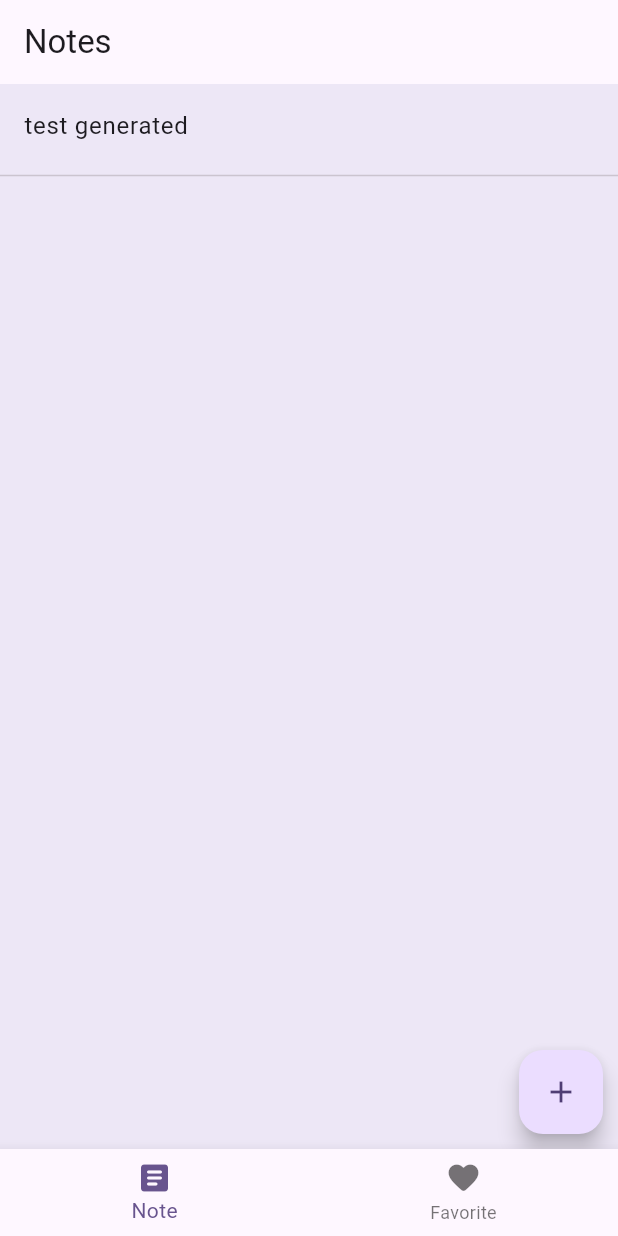
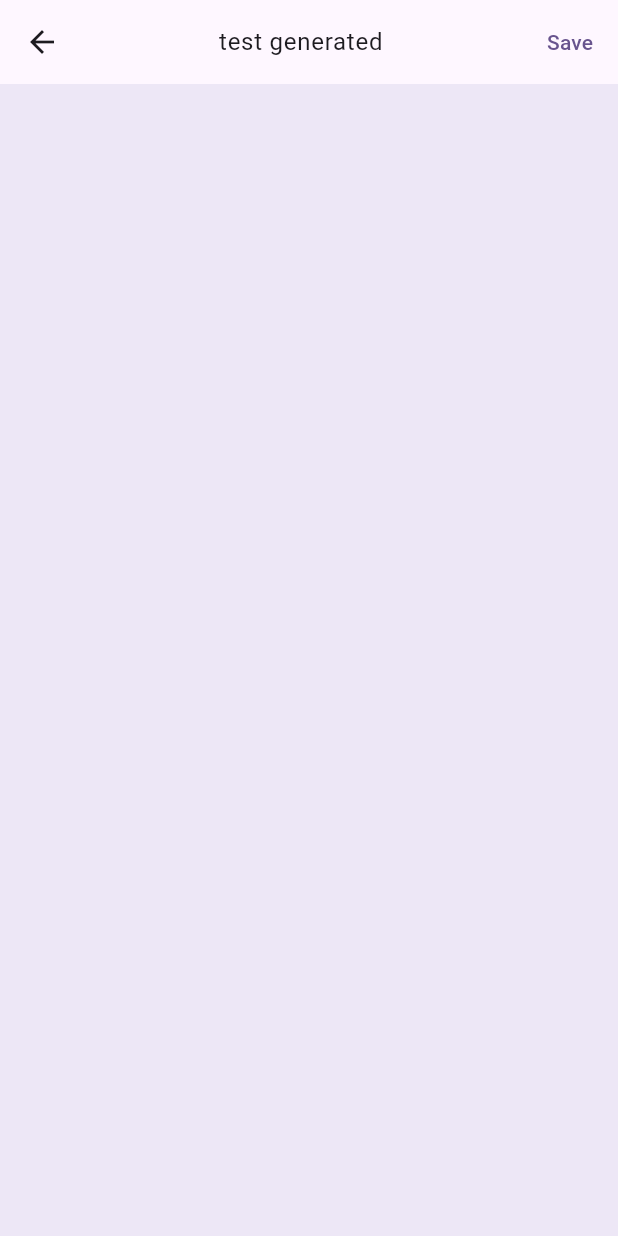
Before and after one commit to sheguloves/flutter_practice, a Flutter app: the screen it shows after launch, after a tap on the "add" icon, after a tap on "test generated", on a phone screen of 412 x 824 dp. Run offline on Flutter 3.47's test engine with Material 3 defaults, Android fonts, the phone set to English and light mode, and no system bars.

Commit message:
Add note detail view

```diff
--- /dev/null
+++ b/lib/components/note_page/note_detail.dart
@@ -0,0 +1,71 @@
+import 'package:flutter/material.dart';
+import 'package:note_demo/models/note.dart';
+
+class NoteDetail extends StatefulWidget {
+  const NoteDetail({required this.note, super.key });
+
+  final Note note;
+
+  @override
+  NoteDetailState createState() => NoteDetailState();
+}
+
+class NoteDetailState extends State<NoteDetail> {
+
+  final TextEditingController _controller = TextEditingController();
+  final TextEditingController _titleController = TextEditingController();
+
+  @override
+  void initState() {
+    super.initState();
+    _controller.text = widget.note.content;
+    _titleController.text = widget.note.title;
+  }
+
+  @override
+  Widget build(BuildContext context) {
+    return Scaffold(
+      appBar: AppBar(
+        title: TextField(
+          textAlign: TextAlign.center,
+          maxLines: 1,
+          controller: _titleController,
+          decoration: const InputDecoration(
+            border: InputBorder.none,
+          ),
+        ),
+        actions: [
+          TextButton(
+            onPressed: () {
+
+            },
+            child: const Text('Save'),
+          ),
+        ],
+      ),
+      body: Container(
+        decoration: BoxDecoration(
+          color: Colors.deepPurple.shade50,
+        ),
+        child: Column(
+          children: [
+            Expanded(
+              child: Padding(
+                padding: const EdgeInsets.all(20.0),
+                child: TextField(
+                  decoration: const InputDecoration(
+                    border: InputBorder.none,
+                  ),
+                  expands: true,
+                  minLines: null,
+                  maxLines: null,
+                  controller: _controller,
+                ),
+              ),
+            ),
+          ],
+        ),
+      ),
+    );
+  }
+}
--- a/lib/components/note_page/note_item.dart
+++ b/lib/components/note_page/note_item.dart
@@ -1,4 +1,5 @@
 import 'package:flutter/material.dart';
+import 'package:note_demo/components/note_page/note_detail.dart';
 import 'package:note_demo/models/global_context.dart';
 import 'package:note_demo/models/note.dart';
 import 'package:provider/provider.dart';
@@ -37,6 +38,14 @@ class NoteItemState extends State<NoteItem> {
                 final globalContext = context.read<GlobalContext>();
                 globalContext.turnOnDelete();
               },
+              onTap: () {
+                Navigator.push(
+                  context,
+                  MaterialPageRoute(
+                    builder: (context) => NoteDetail(note: widget.note),
+                  ),
+                );
+              },
             );
       }
     );
--- a/lib/models/notes.dart
+++ b/lib/models/notes.dart
@@ -4,13 +4,8 @@ import 'package:note_demo/services/local_storage.dart';
 import 'package:uuid/uuid.dart';
 
 class Notes with ChangeNotifier {
-  Notes() {
-    _storage.readNotes().then((value) {
-      if (value.isNotEmpty) {
-        _notes.clear();
-        _notes.addAll(value);
-      }
-    });
+  Notes(List<Note> initialNotes) {
+    _notes.addAll(initialNotes);
   }
 
   final _uuid = const Uuid();
```
